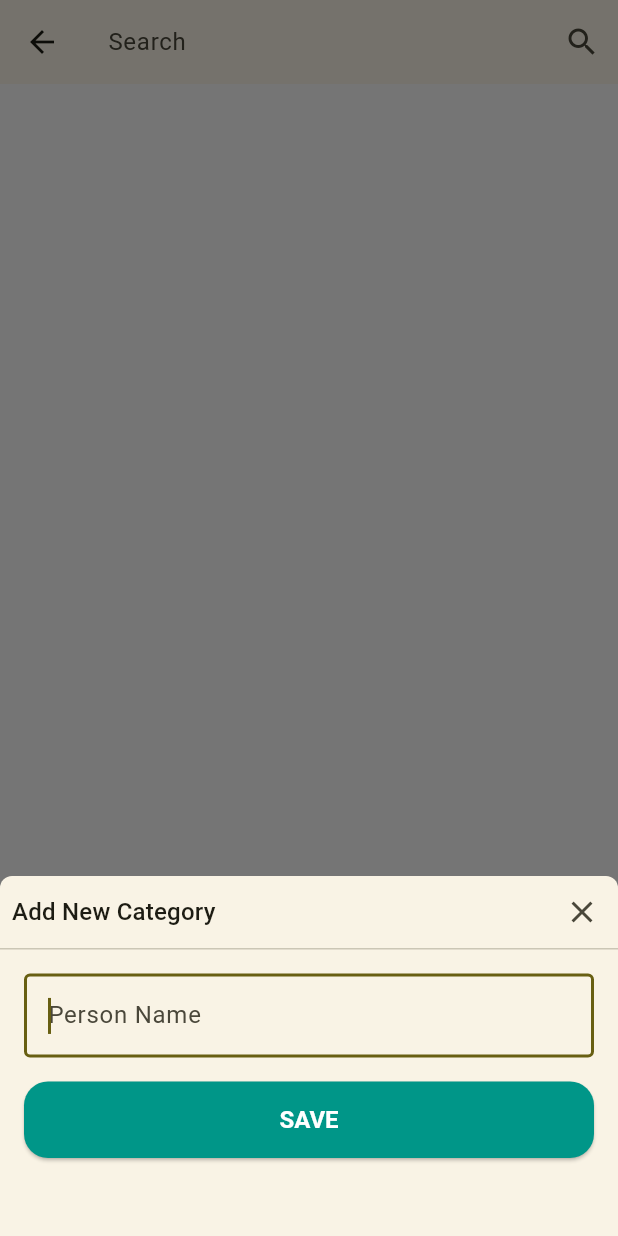
After one commit to itsBhanuMantri/cashtrail, a Flutter app: the PeopleDialog screen opened directly, after a tap on the "search" icon, after a tap on "ADD NEW", on a phone screen of 412 x 824 dp. The commit adds this screen. Run offline on Flutter 3.47's test engine with Material 3 defaults, Android fonts, the phone set to English and light mode, and no system bars; our stand-ins replace drift, drift_flutter, flutter_riverpod, go_router; accounts and stored records are empty; generated files the repository leaves out were written again.

Commit message:
Organize code

```diff
--- /dev/null
+++ b/lib/core/widgets/people_dialog.dart
@@ -0,0 +1,169 @@
+import 'package:flutter/material.dart';
+import 'package:flutter_riverpod/flutter_riverpod.dart';
+
+import '../../providers/category_provider.dart';
+import '../../providers/people_provider.dart';
+
+class PeopleDialog extends ConsumerStatefulWidget {
+  const PeopleDialog({super.key});
+
+  @override
+  ConsumerState<PeopleDialog> createState() => _PeopleDialogState();
+}
+
+class _PeopleDialogState extends ConsumerState<PeopleDialog> {
+  late TextEditingController categoryController;
+  @override
+  void initState() {
+    super.initState();
+    ref.read(categoryProvider.notifier).fetchAll();
+    categoryController = TextEditingController();
+  }
+
+  @override
+  void dispose() {
+    categoryController.dispose();
+    super.dispose();
+  }
+
+  Future<void> addPerson(String person) async {
+    await ref.read(peopleProvider.notifier).add(person);
+    if (mounted) {
+      Navigator.of(context).pop();
+    }
+  }
+
+  @override
+  Widget build(BuildContext context) {
+    final textTheme = Theme.of(context).textTheme;
+    final state = ref.watch(peopleProvider);
+
+    return PopScope(
+      canPop: false,
+      onPopInvokedWithResult: (didPop, result) {
+        if (didPop) {
+          return;
+        }
+        if (!state.searching) {
+          Navigator.of(context).pop();
+        } else {
+          ref.read(categoryProvider.notifier).setSearching(false);
+        }
+      },
+      child: Scaffold(
+        backgroundColor: Colors.white,
+        appBar: AppBar(
+          title:
+              state.searching
+                  ? TextField(
+                    autofocus: true,
+                    decoration: InputDecoration(
+                      hintText: 'Search',
+                      border: InputBorder.none,
+                    ),
+                    onChanged: (value) {
+                      ref.read(peopleProvider.notifier).search(value);
+                    },
+                  )
+                  : Text('Choose Category'),
+          actions: [
+            IconButton(
+              onPressed: () {
+                ref.read(peopleProvider.notifier).setSearching(true);
+              },
+              icon: Icon(Icons.search),
+            ),
+          ],
+        ),
+        body: ListView(
+          children:
+              state.people.map((option) {
+                return RadioMenuButton<String>(
+                  value: option,
+                  groupValue: state.selectedPerson,
+                  onChanged: (value) {
+                    Navigator.of(context).pop(value);
+                  },
+                  child: Text(option),
+                );
+              }).toList(),
+        ),
+        floatingActionButton: ElevatedButton.icon(
+          onPressed: () {
+            showModalBottomSheet(
+              context: context,
+              shape: RoundedRectangleBorder(
+                borderRadius: BorderRadius.vertical(top: Radius.circular(8)),
+              ),
+              builder: (context) {
+                return SizedBox(
+                  height: 240,
+                  width: double.infinity,
+                  child: Column(
+                    mainAxisAlignment: MainAxisAlignment.start,
+                    children: [
+                      Row(
+                        children: [
+                          Padding(
+                            padding: const EdgeInsets.only(left: 8),
+                            child: Text(
+                              'Add New Category',
+                              style: textTheme.titleMedium,
+                            ),
+                          ),
+                          Spacer(),
+                          IconButton(
+                            onPressed: () {
+                              Navigator.of(context).pop();
+                            },
+                            icon: Icon(Icons.close),
+                          ),
+                        ],
+                      ),
+                      Divider(height: 1),
+                      Padding(
+                        padding: const EdgeInsets.all(16.0),
+                        child: Column(
+                          children: [
+                            TextField(
+                              autofocus: true,
+                              controller: categoryController,
+                              decoration: InputDecoration(
+                                hintText: 'Person Name',
+                                border: OutlineInputBorder(),
+                              ),
+                              onSubmitted: (value) {
+                                if (value.isNotEmpty) {
+                                  addPerson(value);
+                                }
+                              },
+                            ),
+                            SizedBox(height: 16),
+                            Row(
+                              children: [
+                                Expanded(
+                                  child: ElevatedButton(
+                                    onPressed: () {
+                                      addPerson(categoryController.text);
+                                    },
+                                    child: Text('SAVE'),
+                                  ),
+                                ),
+                              ],
+                            ),
+                          ],
+                        ),
+                      ),
+                    ],
+                  ),
+                );
+              },
+            );
+          },
+          icon: Icon(Icons.add, size: 20, color: Colors.white),
+          label: Text('ADD NEW'),
+        ),
+      ),
+    );
+  }
+}
--- a/lib/db/database.dart
+++ b/lib/db/database.dart
@@ -4,10 +4,11 @@ import 'package:path_provider/path_provider.dart';
 
 import 'categories.dart';
 import 'ledger.dart';
+import 'people.dart';
 
 part 'database.g.dart';
 
-@DriftDatabase(tables: [Ledger, Categories])
+@DriftDatabase(tables: [Ledger, Categories, People])
 class Database extends _$Database {
   // After generating code, this class needs to define a `schemaVersion` getter
   // and a constructor telling drift where the database should be stored.
--- /dev/null
+++ b/lib/db/people.dart
@@ -0,0 +1,5 @@
+import 'package:drift/drift.dart';
+
+class People extends Table {
+  TextColumn get person => text().unique()();
+}
--- a/lib/screens/home_screen.dart
+++ b/lib/features/ledger/ledger_screen.dart
@@ -1,10 +1,10 @@
 import 'package:flutter/material.dart';
 
-import 'cash_out_dialog.dart';
 import 'list_item.dart';
+import '../cash_out/cash_out_dialog.dart';
 
-class HomeScreen extends StatelessWidget {
-  const HomeScreen({super.key});
+class LedgerScreen extends StatelessWidget {
+  const LedgerScreen({super.key});
 
   @override
   Widget build(BuildContext context) {
--- a/lib/providers/category_provider.dart
+++ b/lib/providers/category_provider.dart
@@ -5,23 +5,23 @@ import '../repositories/category_repository.dart';
 class CategoryState {
   final List<String> categories;
   final String? selectedCategory;
-  final bool shouldSearch;
+  final bool searching;
 
   CategoryState({
     required this.categories,
     this.selectedCategory,
-    this.shouldSearch = false,
+    this.searching = false,
   });
 
   CategoryState copyWith({
     List<String>? categories,
     String? selectedCategory,
-    bool? shouldSearch,
+    bool? searching,
   }) {
     return CategoryState(
       categories: categories ?? this.categories,
       selectedCategory: selectedCategory ?? this.selectedCategory,
-      shouldSearch: shouldSearch ?? this.shouldSearch,
+      searching: searching ?? this.searching,
     );
   }
 }
@@ -33,33 +33,33 @@ class CategoryNotifier extends Notifier<CategoryState> {
     return CategoryState(categories: [], selectedCategory: null);
   }
 
-  Future<List<String>> loadCategories() async {
+  Future<List<String>> fetchAll() async {
     final categories = await CategoryRepository().getCategories();
     _categories = categories;
     state = state.copyWith(categories: categories);
     return categories;
   }
 
-  Future<void> addCategory(String category) async {
+  Future<void> add(String category) async {
     await CategoryRepository().addCategory(category);
     state = state.copyWith(categories: [...state.categories, category]);
   }
 
-  void removeCategory(String category) {
+  void remove(String category) {
     state = state.copyWith(
       categories: state.categories.where((c) => c != category).toList(),
     );
   }
 
-  void selectCategory(String category) {
+  void select(String category) {
     state = state.copyWith(selectedCategory: category);
   }
 
-  void shouldSearchCategory(bool shouldSearch) {
-    state = state.copyWith(shouldSearch: shouldSearch);
+  void setSearching(bool searching) {
+    state = state.copyWith(searching: searching);
   }
 
-  void searchCategory(String query) {
+  void search(String query) {
     if (query.isEmpty) {
       state = state.copyWith(categories: _categories);
     }
--- /dev/null
+++ b/lib/providers/people_provider.dart
@@ -0,0 +1,77 @@
+import 'package:flutter_riverpod/flutter_riverpod.dart';
+
+import '../repositories/category_repository.dart';
+
+class PeopleState {
+  final List<String> people;
+  final String? selectedPerson;
+  final bool searching;
+
+  PeopleState({
+    required this.people,
+    this.selectedPerson,
+    this.searching = false,
+  });
+
+  PeopleState copyWith({
+    List<String>? people,
+    String? selectedPerson,
+    bool? searching,
+  }) {
+    return PeopleState(
+      people: people ?? this.people,
+      selectedPerson: selectedPerson ?? this.selectedPerson,
+      searching: searching ?? this.searching,
+    );
+  }
+}
+
+class PeopleNotifier extends Notifier<PeopleState> {
+  List<String> _people = [];
+  @override
+  PeopleState build() {
+    return PeopleState(people: [], selectedPerson: null);
+  }
+
+  Future<List<String>> fetchAll() async {
+    final categories = await CategoryRepository().getCategories();
+    _people = categories;
+    state = state.copyWith(people: categories);
+    return categories;
+  }
+
+  Future<void> add(String person) async {
+    await CategoryRepository().addCategory(person);
+    state = state.copyWith(people: [...state.people, person]);
+  }
+
+  void remove(String person) {
+    state = state.copyWith(
+      people: state.people.where((c) => c != person).toList(),
+    );
+  }
+
+  void select(String person) {
+    state = state.copyWith(selectedPerson: person);
+  }
+
+  void setSearching(bool searching) {
+    state = state.copyWith(searching: searching);
+  }
+
+  void search(String query) {
+    if (query.isEmpty) {
+      state = state.copyWith(people: _people);
+    }
+    state = state.copyWith(
+      people:
+          state.people
+              .where((c) => c.toLowerCase().contains(query.toLowerCase()))
+              .toList(),
+    );
+  }
+}
+
+final peopleProvider = NotifierProvider<PeopleNotifier, PeopleState>(
+  PeopleNotifier.new,
+);
--- /dev/null
+++ b/lib/repositories/people_repository.dart
@@ -0,0 +1,19 @@
+import 'package:drift/drift.dart';
+
+import '../db/database.dart';
+
+class PeopleRepository {
+  PeopleRepository();
+
+  Future<List<String>> getPeople() async {
+    final db = Database();
+    final people = await db.select(db.people).get();
+    return people.map((e) => e.person).toList();
+  }
+
+  Future<void> addPerson(String person) async {
+    final db = Database();
+    await db.into(db.people).insert(PeopleCompanion(person: Value(person)));
+    print('Person added: $person');
+  }
+}
--- a/lib/router.dart
+++ b/lib/router.dart
@@ -1,14 +1,14 @@
 import 'package:flutter/material.dart';
 import 'package:go_router/go_router.dart';
 
-import 'screens/home_screen.dart';
+import 'features/ledger/ledger_screen.dart';
 
 final GoRouter router = GoRouter(
   routes: <RouteBase>[
     GoRoute(
       path: '/',
       builder: (BuildContext context, GoRouterState state) {
-        return const HomeScreen();
+        return const LedgerScreen();
       },
     ),
   ],
```
Also changed, not shown: lib/core/widgets/category_dialog.dart (renamed from lib/screens/category_dialog.dart, +8 -10 lines), lib/core/widgets/custom_dropdown_field.dart (added, +51 -0 lines), lib/features/cash_out/cash_out_dialog.dart (renamed from lib/screens/cash_out_dialog.dart, +21 -33 lines), lib/core/widgets/choice_chips.dart (renamed from lib/screens/choice_chips.dart), lib/db/database.g.dart, lib/features/ledger/list_item.dart (renamed from lib/screens/list_item.dart), lib/providers/ledger_provider.dart (added).
